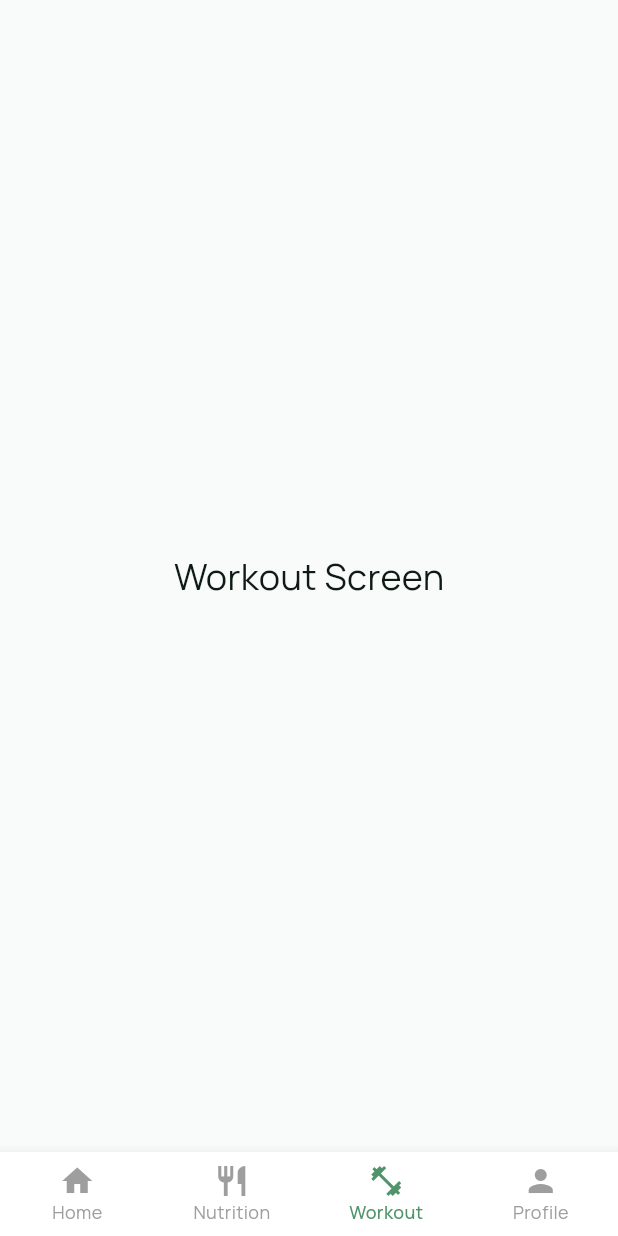
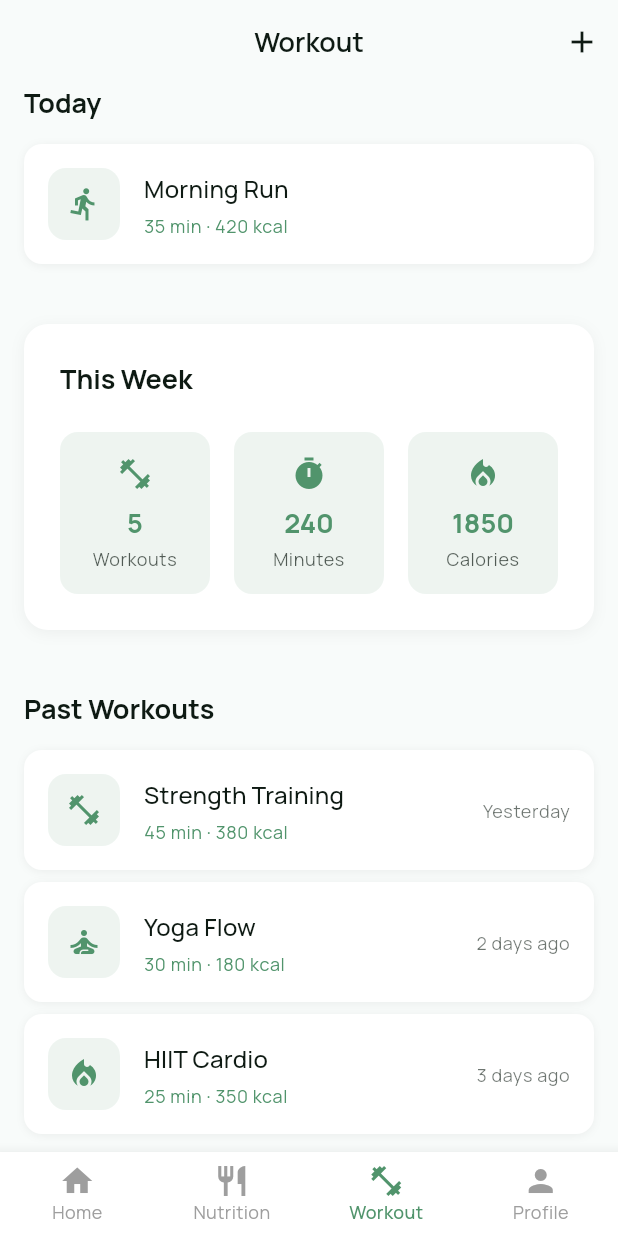
Before and after one commit to yisding/livestyle, a Flutter app: the screen it shows after launch, item 3 of the bottom bar chosen, on a phone screen of 412 x 824 dp. Run offline on Flutter 3.47's test engine with Material 3 defaults, Android fonts, the phone set to English and light mode, and no system bars; our stand-ins replace camera, firebase_ai, firebase_core, flutter_riverpod; missing offline and left inert: mcp_toolkit; accounts and stored records are empty; network calls fail.

Commit message:
workout page

```diff
--- a/flutterlive/lib/screens/workout/workout_screen.dart
+++ b/flutterlive/lib/screens/workout/workout_screen.dart
@@ -1,15 +1,130 @@
 import 'package:flutter/material.dart';
+import 'package:flutter_riverpod/flutter_riverpod.dart';
+import '../../config/theme.dart';
+import '../../providers/workout_provider.dart';
+import '../../providers/coach_advice_provider.dart';
+import '../../widgets/workout_summary.dart';
+import '../../widgets/workout_history.dart';
+import '../../widgets/recommended_workouts.dart';
 
-class WorkoutScreen extends StatelessWidget {
+class WorkoutScreen extends ConsumerWidget {
   const WorkoutScreen({super.key});
 
   @override
-  Widget build(BuildContext context) {
-    return const Scaffold(
-      body: Center(
-        child: Text(
-          'Workout Screen',
-          style: TextStyle(fontSize: 24),
+  Widget build(BuildContext context, WidgetRef ref) {
+    final workoutData = ref.watch(workoutProvider);
+    final coachAdvice = ref.watch(coachAdviceProvider);
+
+    return Scaffold(
+      backgroundColor: AppTheme.backgroundColor,
+      appBar: AppBar(
+        title: const Text('Workout'),
+        backgroundColor: AppTheme.backgroundColor,
+        elevation: 0,
+        actions: [
+          IconButton(
+            onPressed: () {
+              // TODO: Add new workout functionality
+            },
+            icon: const Icon(Icons.add),
+            color: AppTheme.textColor,
+          ),
+        ],
+      ),
+      body: SingleChildScrollView(
+        child: Column(
+          crossAxisAlignment: CrossAxisAlignment.start,
+          children: [
+            // Today's workout section
+            Padding(
+              padding: const EdgeInsets.symmetric(horizontal: AppTheme.spacingMd),
+              child: Text(
+                'Today',
+                style: Theme.of(context).textTheme.headlineSmall?.copyWith(
+                  fontWeight: FontWeight.w700,
+                ),
+              ),
+            ),
+            const SizedBox(height: AppTheme.spacingMd),
+
+            // Show today's workout if available
+            if (workoutData.recentWorkouts.isNotEmpty &&
+                workoutData.recentWorkouts.first.date == 'Today')
+              Container(
+                margin: const EdgeInsets.symmetric(horizontal: AppTheme.spacingMd),
+                padding: const EdgeInsets.all(AppTheme.spacingMd),
+                decoration: BoxDecoration(
+                  color: AppTheme.cardColor,
+                  borderRadius: BorderRadius.circular(AppTheme.radiusMd),
+                  boxShadow: [
+                    BoxShadow(
+                      color: Colors.black.withValues(alpha: 0.05),
+                      blurRadius: 4,
+                      offset: const Offset(0, 1),
+                    ),
+                  ],
+                ),
+                child: Row(
+                  children: [
+                    Container(
+                      width: 48,
+                      height: 48,
+                      decoration: BoxDecoration(
+                        color: AppTheme.primaryColor.withValues(alpha: 0.1),
+                        borderRadius: BorderRadius.circular(AppTheme.radiusMd),
+                      ),
+                      child: const Icon(
+                        Icons.directions_run,
+                        color: AppTheme.primaryColor,
+                        size: 24,
+                      ),
+                    ),
+                    const SizedBox(width: AppTheme.spacingMd),
+                    Expanded(
+                      child: Column(
+                        crossAxisAlignment: CrossAxisAlignment.start,
+                        children: [
+                          Text(
+                            workoutData.recentWorkouts.first.name,
+                            style: Theme.of(context).textTheme.titleMedium?.copyWith(
+                              fontWeight: FontWeight.w500,
+                            ),
+                          ),
+                          const SizedBox(height: AppTheme.spacingXs),
+                          Text(
+                            '${workoutData.recentWorkouts.first.duration} · ${workoutData.recentWorkouts.first.caloriesBurned} kcal',
+                            style: Theme.of(context).textTheme.bodySmall?.copyWith(
+                              color: AppTheme.primaryColor,
+                            ),
+                          ),
+                        ],
+                      ),
+                    ),
+                  ],
+                ),
+              ),
+
+            const SizedBox(height: AppTheme.spacingLg),
+
+            // Workout Summary
+            WorkoutSummary(workoutData: workoutData),
+
+            const SizedBox(height: AppTheme.spacingLg),
+
+            // Workout History
+            WorkoutHistory(
+              workouts: workoutData.recentWorkouts
+                  .where((workout) => workout.date != 'Today')
+                  .toList(),
+            ),
+
+            const SizedBox(height: AppTheme.spacingLg),
+
+            // AI Trainer Recommendations
+            RecommendedWorkouts(trainerAdvice: coachAdvice),
+
+            const SizedBox(height: AppTheme.spacingXl),
+          ],
         ),
       ),
     );
--- /dev/null
+++ b/flutterlive/lib/widgets/workout_history.dart
@@ -0,0 +1,122 @@
+import 'package:flutter/material.dart';
+import '../config/theme.dart';
+import '../models/workout_data.dart';
+
+class WorkoutHistory extends StatelessWidget {
+  final List<Workout> workouts;
+
+  const WorkoutHistory({
+    super.key,
+    required this.workouts,
+  });
+
+  @override
+  Widget build(BuildContext context) {
+    return Column(
+      crossAxisAlignment: CrossAxisAlignment.start,
+      children: [
+        Padding(
+          padding: const EdgeInsets.symmetric(horizontal: AppTheme.spacingMd),
+          child: Text(
+            'Past Workouts',
+            style: Theme.of(context).textTheme.headlineSmall?.copyWith(
+              fontWeight: FontWeight.w700,
+            ),
+          ),
+        ),
+        const SizedBox(height: AppTheme.spacingMd),
+        ListView.separated(
+          shrinkWrap: true,
+          physics: const NeverScrollableScrollPhysics(),
+          itemCount: workouts.length,
+          separatorBuilder: (context, index) => const SizedBox(height: AppTheme.spacingSm),
+          itemBuilder: (context, index) {
+            final workout = workouts[index];
+            return _buildWorkoutItem(context, workout);
+          },
+        ),
+      ],
+    );
+  }
+
+  Widget _buildWorkoutItem(BuildContext context, Workout workout) {
+    return Container(
+      margin: const EdgeInsets.symmetric(horizontal: AppTheme.spacingMd),
+      padding: const EdgeInsets.all(AppTheme.spacingMd),
+      decoration: BoxDecoration(
+        color: AppTheme.cardColor,
+        borderRadius: BorderRadius.circular(AppTheme.radiusMd),
+        boxShadow: [
+          BoxShadow(
+            color: Colors.black.withValues(alpha: 0.05),
+            blurRadius: 4,
+            offset: const Offset(0, 1),
+          ),
+        ],
+      ),
+      child: Row(
+        children: [
+          Container(
+            width: 48,
+            height: 48,
+            decoration: BoxDecoration(
+              color: AppTheme.primaryColor.withValues(alpha: 0.1),
+              borderRadius: BorderRadius.circular(AppTheme.radiusMd),
+            ),
+            child: Icon(
+              _getWorkoutIcon(workout.name),
+              color: AppTheme.primaryColor,
+              size: 24,
+            ),
+          ),
+          const SizedBox(width: AppTheme.spacingMd),
+          Expanded(
+            child: Column(
+              crossAxisAlignment: CrossAxisAlignment.start,
+              children: [
+                Text(
+                  workout.name,
+                  style: Theme.of(context).textTheme.titleMedium?.copyWith(
+                    fontWeight: FontWeight.w500,
+                  ),
+                ),
+                const SizedBox(height: AppTheme.spacingXs),
+                Text(
+                  '${workout.duration} · ${workout.caloriesBurned} kcal',
+                  style: Theme.of(context).textTheme.bodySmall?.copyWith(
+                    color: AppTheme.primaryColor,
+                  ),
+                ),
+              ],
+            ),
+          ),
+          Text(
+            workout.date,
+            style: Theme.of(context).textTheme.bodySmall?.copyWith(
+              color: AppTheme.textColor.withValues(alpha: 0.6),
+            ),
+          ),
+        ],
+      ),
+    );
+  }
+
+  IconData _getWorkoutIcon(String workoutName) {
+    final name = workoutName.toLowerCase();
+    if (name.contains('run') || name.contains('jog')) {
+      return Icons.directions_run;
+    } else if (name.contains('strength') || name.contains('weight') || name.contains('lift')) {
+      return Icons.fitness_center;
+    } else if (name.contains('yoga') || name.contains('stretch')) {
+      return Icons.self_improvement;
+    } else if (name.contains('bike') || name.contains('cycle')) {
+      return Icons.directions_bike;
+    } else if (name.contains('swim')) {
+      return Icons.pool;
+    } else if (name.contains('hiit') || name.contains('cardio')) {
+      return Icons.local_fire_department;
+    } else {
+      return Icons.fitness_center;
+    }
+  }
+}
--- /dev/null
+++ b/flutterlive/lib/widgets/workout_summary.dart
@@ -0,0 +1,113 @@
+import 'package:flutter/material.dart';
+import '../config/theme.dart';
+import '../models/workout_data.dart';
+
+class WorkoutSummary extends StatelessWidget {
+  final WorkoutData workoutData;
+
+  const WorkoutSummary({
+    super.key,
+    required this.workoutData,
+  });
+
+  @override
+  Widget build(BuildContext context) {
+    return Container(
+      margin: const EdgeInsets.all(AppTheme.spacingMd),
+      padding: const EdgeInsets.all(AppTheme.spacingLg),
+      decoration: BoxDecoration(
+        color: AppTheme.cardColor,
+        borderRadius: BorderRadius.circular(AppTheme.radiusLg),
+        boxShadow: [
+          BoxShadow(
+            color: Colors.black.withValues(alpha: 0.05),
+            blurRadius: 8,
+            offset: const Offset(0, 2),
+          ),
+        ],
+      ),
+      child: Column(
+        crossAxisAlignment: CrossAxisAlignment.start,
+        children: [
+          Text(
+            'This Week',
+            style: Theme.of(context).textTheme.headlineSmall?.copyWith(
+              fontWeight: FontWeight.w700,
+            ),
+          ),
+          const SizedBox(height: AppTheme.spacingLg),
+          Row(
+            children: [
+              Expanded(
+                child: _buildStatCard(
+                  context,
+                  'Workouts',
+                  '${workoutData.weeklyWorkouts}',
+                  Icons.fitness_center,
+                ),
+              ),
+              const SizedBox(width: AppTheme.spacingMd),
+              Expanded(
+                child: _buildStatCard(
+                  context,
+                  'Minutes',
+                  '${workoutData.totalMinutes}',
+                  Icons.timer,
+                ),
+              ),
+              const SizedBox(width: AppTheme.spacingMd),
+              Expanded(
+                child: _buildStatCard(
+                  context,
+                  'Calories',
+                  '${workoutData.caloriesBurned}',
+                  Icons.local_fire_department,
+                ),
+              ),
+            ],
+          ),
+        ],
+      ),
+    );
+  }
+
+  Widget _buildStatCard(
+    BuildContext context,
+    String label,
+    String value,
+    IconData icon,
+  ) {
+    return Container(
+      padding: const EdgeInsets.all(AppTheme.spacingMd),
+      decoration: BoxDecoration(
+        color: AppTheme.primaryColor.withValues(alpha: 0.1),
+        borderRadius: BorderRadius.circular(AppTheme.radiusMd),
+      ),
+      child: Column(
+        children: [
+          Icon(
+            icon,
+            color: AppTheme.primaryColor,
+            size: 24,
+          ),
+          const SizedBox(height: AppTheme.spacingSm),
+          Text(
+            value,
+            style: Theme.of(context).textTheme.headlineSmall?.copyWith(
+              fontWeight: FontWeight.w700,
+              color: AppTheme.primaryColor,
+            ),
+          ),
+          const SizedBox(height: AppTheme.spacingXs),
+          Text(
+            label,
+            style: Theme.of(context).textTheme.bodySmall?.copyWith(
+              color: AppTheme.textColor.withValues(alpha: 0.7),
+            ),
+            textAlign: TextAlign.center,
+          ),
+        ],
+      ),
+    );
+  }
+}
```
Also changed, not shown: flutterlive/lib/widgets/recommended_workouts.dart (added, +273 -0 lines), 1 other file.
